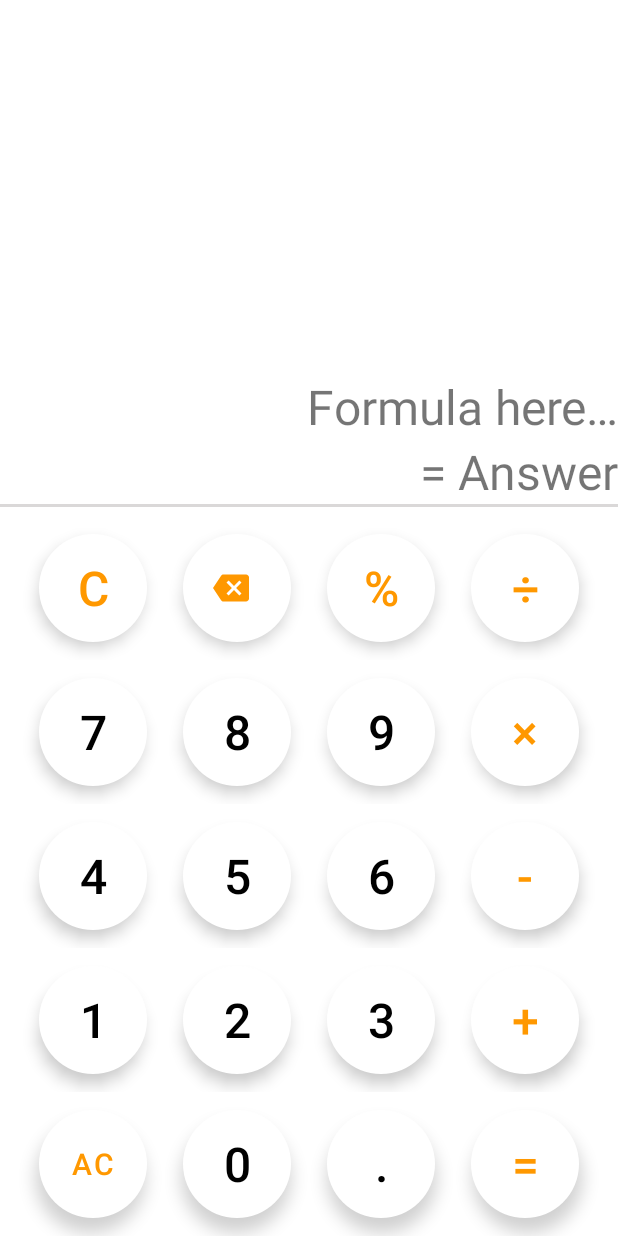
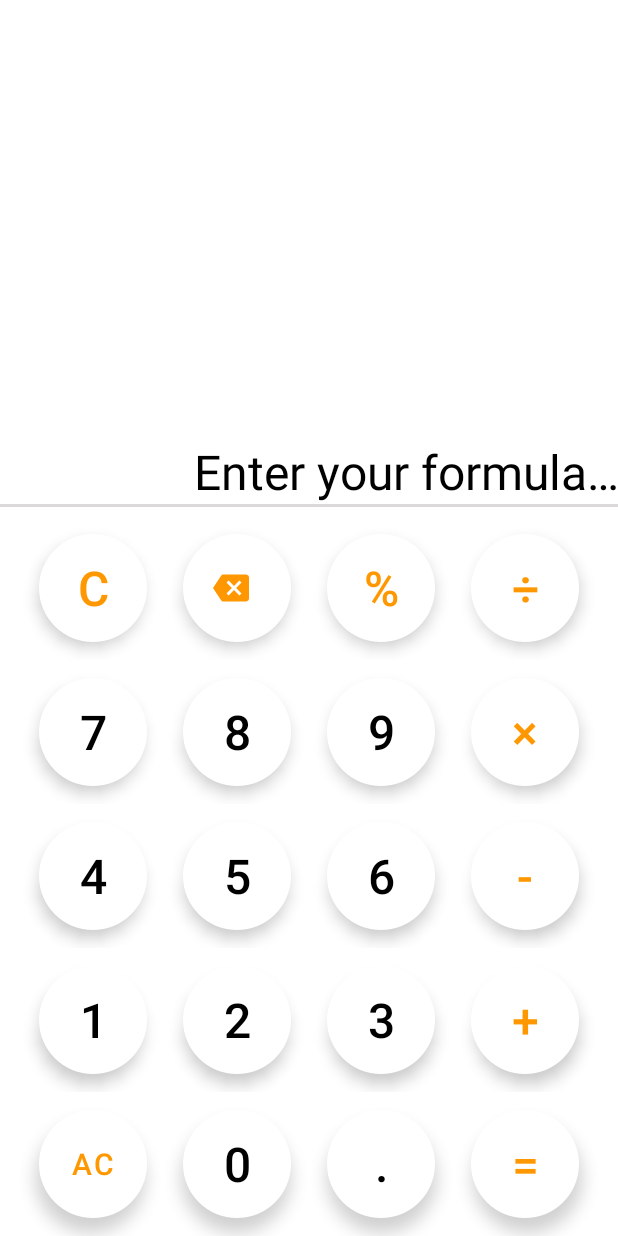
Before and after one commit to mario31274/CalculatorApp, an Android app: the layout activity_main.xml on its own in the app's theme, with its tools: preview values and no code run, on a phone screen of 412 x 824 dp. Run offline under Robolectric (Android 15) with nearby library versions, the phone set to English and light mode, and no system bars.

Commit message:
a working simple calculator

```diff
--- a/app/build.gradle.kts
+++ b/app/build.gradle.kts
@@ -23,6 +23,11 @@ android {
             proguardFiles(getDefaultProguardFile("proguard-android-optimize.txt"), "proguard-rules.pro")
         }
     }
+
+    buildFeatures {
+        viewBinding = true
+    }
+
     compileOptions {
         sourceCompatibility = JavaVersion.VERSION_1_8
         targetCompatibility = JavaVersion.VERSION_1_8
@@ -38,6 +43,7 @@ dependencies {
     implementation("androidx.appcompat:appcompat:1.6.1")
     implementation("com.google.android.material:material:1.8.0")
     implementation("androidx.constraintlayout:constraintlayout:2.1.4")
+    implementation("net.objecthunter:exp4j:0.4.8")
     testImplementation("junit:junit:4.13.2")
     androidTestImplementation("androidx.test.ext:junit:1.1.5")
     androidTestImplementation("androidx.test.espresso:espresso-core:3.5.1")
--- a/app/src/main/res/layout/activity_main.xml
+++ b/app/src/main/res/layout/activity_main.xml
@@ -11,6 +11,7 @@
         android:layout_width="match_parent"
         android:layout_height="wrap_content"
         android:text="@string/question"
+        android:textColor="@color/black"
         android:textSize="32sp"
         android:textAlignment="viewEnd"
         app:layout_constraintBottom_toTopOf="@+id/textViewAnswer" />
@@ -21,7 +22,9 @@
         android:layout_height="wrap_content"
         android:text="@string/answer"
         android:textSize="32sp"
+        android:textColor="@color/black"
         android:textAlignment="viewEnd"
+        android:visibility="gone"
         app:layout_constraintBottom_toTopOf="@+id/line"
         app:layout_constraintStart_toStartOf="parent"
         app:layout_constraintEnd_toEndOf="parent" />
@@ -53,26 +56,31 @@
                 android:text="@string/buttonC"
                 android:textSize="32sp"
                 style="@style/operatorButton"
-                android:layout_margin="12dp">
+                android:layout_margin="12dp"
+                android:onClick="onClearClick">
             </com.google.android.material.button.MaterialButton>
             <com.google.android.material.button.MaterialButton
+                android:text="@string/button_backspace"
                 android:textAlignment="center"
                 app:icon="@drawable/baseline_backspace_24"
                 app:iconTint="@color/btnBackground2"
                 style="@style/operatorButton"
-                android:layout_margin="12dp">
+                android:layout_margin="12dp"
+                android:onClick="onBackspaceClick">
             </com.google.android.material.button.MaterialButton>
             <com.google.android.material.button.MaterialButton
                 android:text="@string/button_mod"
                 android:textSize="32sp"
                 style="@style/operatorButton"
-                android:layout_margin="12dp">
+                android:layout_margin="12dp"
+                android:onClick="onOperatorClick">
             </com.google.android.material.button.MaterialButton>
             <com.google.android.material.button.MaterialButton
                 android:text="@string/button_div"
                 android:textSize="32sp"
                 style="@style/operatorButton"
-                android:layout_margin="12dp">
+                android:layout_margin="12dp"
+                android:onClick="onOperatorClick">
             </com.google.android.material.button.MaterialButton>
         </LinearLayout>
         <LinearLayout
@@ -84,25 +92,29 @@
                 android:text="@string/button7"
                 android:textSize="32sp"
                 style="@style/digitButton"
-                android:layout_margin="12dp">
+                android:layout_margin="12dp"
+                android:onClick="onDigitClick">
             </com.google.android.material.button.MaterialButton>
             <com.google.android.material.button.MaterialButton
                 android:text="@string/button8"
                 android:textSize="32sp"
                 style="@style/digitButton"
-                android:layout_margin="12dp">
+                android:layout_margin="12dp"
+                android:onClick="onDigitClick">
             </com.google.android.material.button.MaterialButton>
             <com.google.android.material.button.MaterialButton
                 android:text="@string/button9"
                 android:textSize="32sp"
                 style="@style/digitButton"
-                android:layout_margin="12dp">
+                android:layout_margin="12dp"
+                android:onClick="onDigitClick">
             </com.google.android.material.button.MaterialButton>
             <com.google.android.material.button.MaterialButton
-                android:text="@string/button_mult"
+                android:text="@string/button_multiply"
                 android:textSize="32sp"
                 style="@style/operatorButton"
-                android:layout_margin="12dp">
+                android:layout_margin="12dp"
+                android:onClick="onOperatorClick">
             </com.google.android.material.button.MaterialButton>
         </LinearLayout>
         <LinearLayout
@@ -114,25 +126,29 @@
                 android:text="@string/button4"
                 android:textSize="32sp"
                 style="@style/digitButton"
-                android:layout_margin="12dp">
+                android:layout_margin="12dp"
+                android:onClick="onDigitClick">
             </com.google.android.material.button.MaterialButton>
             <com.google.android.material.button.MaterialButton
                 android:text="@string/button5"
                 android:textSize="32sp"
                 style="@style/digitButton"
-                android:layout_margin="12dp">
+                android:layout_margin="12dp"
+                android:onClick="onDigitClick">
             </com.google.android.material.button.MaterialButton>
             <com.google.android.material.button.MaterialButton
                 android:text="@string/button6"
                 android:textSize="32sp"
                 style="@style/digitButton"
-                android:layout_margin="12dp">
+                android:layout_margin="12dp"
+                android:onClick="onDigitClick">
             </com.google.android.material.button.MaterialButton>
             <com.google.android.material.button.MaterialButton
                 android:text="@string/button_minus"
                 android:textSize="32sp"
                 style="@style/operatorButton"
-                android:layout_margin="12dp">
+                android:layout_margin="12dp"
+                android:onClick="onOperatorClick">
             </com.google.android.material.button.MaterialButton>
         </LinearLayout>
         <LinearLayout
@@ -144,25 +160,29 @@
                 android:text="@string/button1"
                 android:textSize="32sp"
                 style="@style/digitButton"
-                android:layout_margin="12dp">
+                android:layout_margin="12dp"
+                android:onClick="onDigitClick">
             </com.google.android.material.button.MaterialButton>
             <com.google.android.material.button.MaterialButton
                 android:text="@string/button2"
                 android:textSize="32sp"
                 style="@style/digitButton"
-                android:layout_margin="12dp">
+                android:layout_margin="12dp"
+                android:onClick="onDigitClick">
             </com.google.android.material.button.MaterialButton>
             <com.google.android.material.button.MaterialButton
                 android:text="@string/button3"
                 android:textSize="32sp"
                 style="@style/digitButton"
-                android:layout_margin="12dp">
+                android:layout_margin="12dp"
+                android:onClick="onDigitClick">
             </com.google.android.material.button.MaterialButton>
             <com.google.android.material.button.MaterialButton
                 android:text="@string/button_plus"
                 android:textSize="32sp"
                 style="@style/operatorButton"
-                android:layout_margin="12dp">
+                android:layout_margin="12dp"
+                android:onClick="onOperatorClick">
             </com.google.android.material.button.MaterialButton>
         </LinearLayout>
         <LinearLayout
@@ -174,25 +194,29 @@
                 android:text="@string/buttonAC"
                 android:textSize="20sp"
                 style="@style/operatorButton"
-                android:layout_margin="12dp">
+                android:layout_margin="12dp"
+                android:onClick="onAllClearClick">
             </com.google.android.material.button.MaterialButton>
             <com.google.android.material.button.MaterialButton
                 android:text="@string/button0"
                 android:textSize="32sp"
                 style="@style/digitButton"
-                android:layout_margin="12dp">
+                android:layout_margin="12dp"
+                android:onClick="onDigitClick">
             </com.google.android.material.button.MaterialButton>
             <com.google.android.material.button.MaterialButton
                 android:text="@string/button_dot"
                 android:textSize="32sp"
                 style="@style/digitButton"
-                android:layout_margin="12dp">
+                android:layout_margin="12dp"
+                android:onClick="onDigitClick">
             </com.google.android.material.button.MaterialButton>
             <com.google.android.material.button.MaterialButton
                 android:text="@string/button_eq"
                 android:textSize="32sp"
                 style="@style/operatorButton"
-                android:layout_margin="12dp">
+                android:layout_margin="12dp"
+                android:onClick="onEqualClick">
             </com.google.android.material.button.MaterialButton>
         </LinearLayout>
     </LinearLayout>
--- a/app/src/main/res/values/strings.xml
+++ b/app/src/main/res/values/strings.xml
@@ -1,7 +1,8 @@
 <resources>
     <string name="app_name">CalculatorApp</string>
-    <string name="question">Formula here…</string>
+    <string name="question">Enter your formula…</string>
     <string name="answer">= Answer</string>
+    <string name="error">Error</string>
     <string name="button1">1</string>
     <string name="button2">2</string>
     <string name="button3">3</string>
@@ -19,7 +20,8 @@
     <string name="button_mod">%</string>
     <string name="button_plus">+</string>
     <string name="button_minus">-</string>
-    <string name="button_mult">×</string>
+    <string name="button_multiply">×</string>
     <string name="button_div">÷</string>
     <string name="button_ans">Ans</string>
+    <string name="button_backspace">Backspace</string>
 </resources>
--- a/app/src/main/res/values/themes.xml
+++ b/app/src/main/res/values/themes.xml
@@ -1,6 +1,6 @@
 <resources xmlns:tools="http://schemas.android.com/tools">
     <!-- Base application theme. -->
-    <style name="Theme.CalculatorApp" parent="Theme.MaterialComponents.DayNight.DarkActionBar">
+    <style name="Theme.CalculatorApp" parent="Theme.MaterialComponents.DayNight.NoActionBar">
         <!-- Primary brand color. -->
         <item name="colorPrimary">@color/purple_500</item>
         <item name="colorPrimaryVariant">@color/purple_700</item>
@@ -10,7 +10,7 @@
         <item name="colorSecondaryVariant">@color/teal_700</item>
         <item name="colorOnSecondary">@color/black</item>
         <!-- Status bar color. -->
-        <item name="android:statusBarColor">?attr/colorPrimaryVariant</item>
+        <item name="android:statusBarColor">@color/white</item>
         <!-- Customize your theme here. -->
     </style>
     <style name="commonButton" parent="Widget.MaterialComponents.ExtendedFloatingActionButton">
```
Also changed, not shown: app/src/main/AndroidManifest.xml (+6 -1 lines), app/src/main/java/com/example/calculatorapp/MainActivity.kt (+92 -1 lines).
